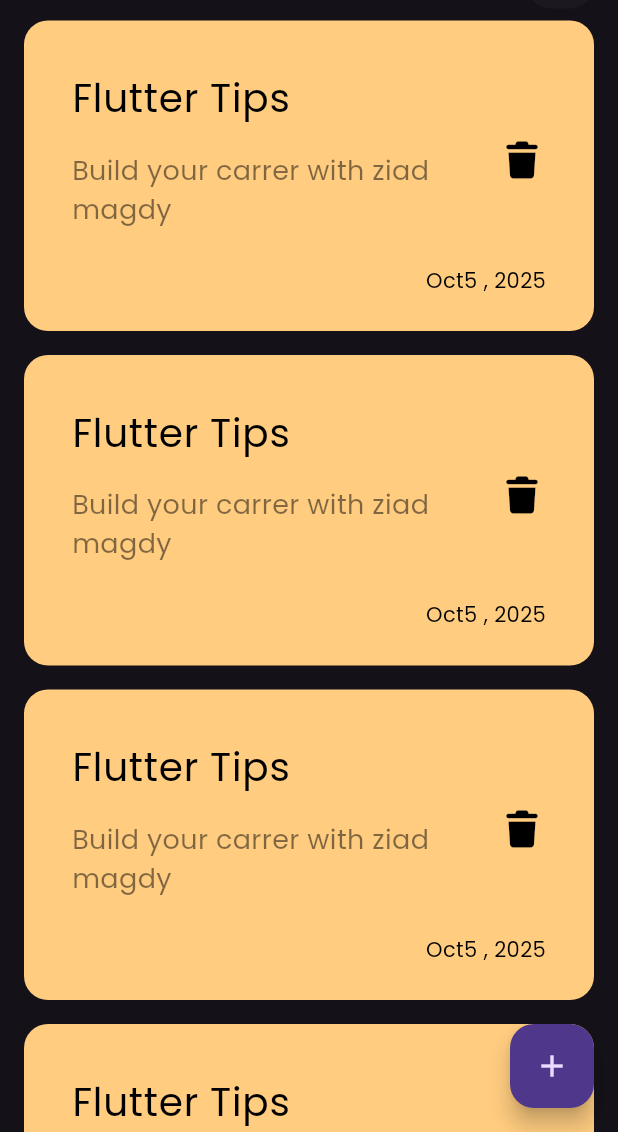
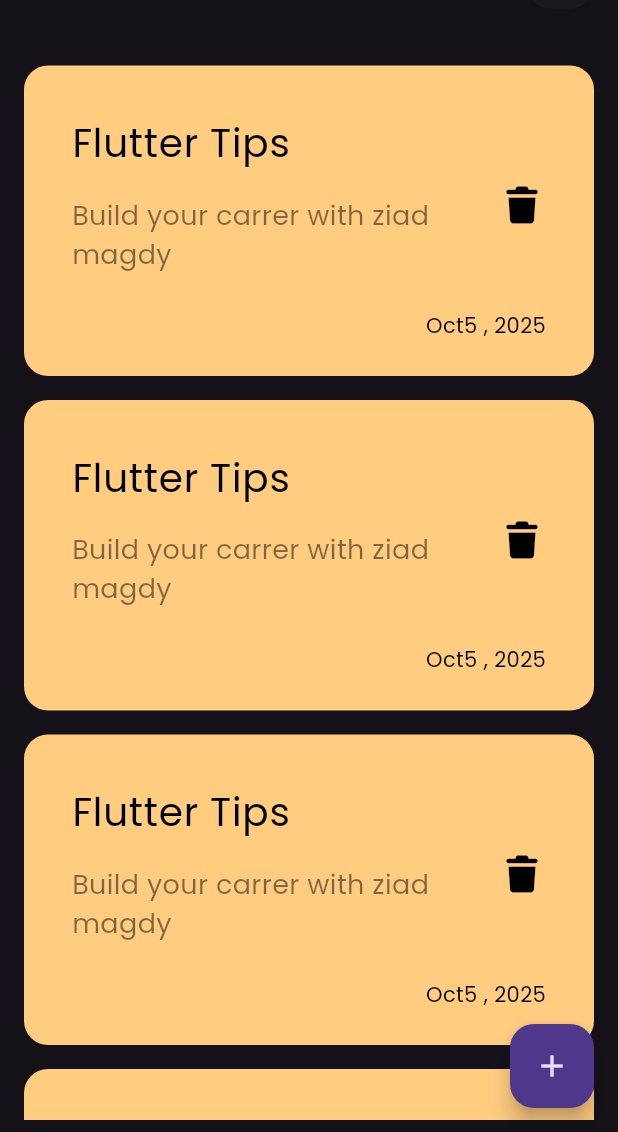
Before and after one commit to ziadmagdy109/Simple-Notes, a Flutter app: the screen it shows after launch, on a phone screen of 412 x 824 dp, the part 104-1236 px from its top. Run offline on Flutter 3.47's test engine with Material 3 defaults, Android fonts, the phone set to English and light mode, and no system bars; our stand-ins replace font_awesome_flutter.

Commit message:
finish ui

```diff
--- a/lib/my_app.dart
+++ b/lib/my_app.dart
@@ -1,5 +1,5 @@
 import 'package:flutter/material.dart';
-import 'package:notes/views/home_page.dart';
+import 'package:notes/views/notes_view.dart';
 
 class MyApp extends StatelessWidget {
   const MyApp({super.key});
@@ -9,7 +9,7 @@
     return MaterialApp(
       theme: ThemeData(brightness: Brightness.dark, fontFamily: "Poppins"),
       debugShowCheckedModeBanner: false,
-      home: HomePage(),
+      home: NotesView(),
     );
   }
 }
--- a/lib/views/home_page.dart
+++ b/lib/views/notes_view.dart
@@ -3,8 +3,8 @@
 import 'package:notes/widgets/custom_app_bar.dart';
 import 'package:notes/widgets/notes_list_view.dart';
 
-class HomePage extends StatelessWidget {
-  const HomePage({super.key});
+class NotesView extends StatelessWidget {
+  const NotesView({super.key});
 
   @override
   Widget build(BuildContext context) {
@@ -15,8 +15,13 @@
           child: Column(
             children: [
               SizedBox(height: 30),
-              customAppBar(),
-              Expanded(child: NotesListView()),
+              customAppBar(icon: Icons.search),
+              Expanded(
+                child: Padding(
+                  padding: const EdgeInsets.only(top: 30, bottom: 8),
+                  child: NotesListView(),
+                ),
+              ),
             ],
           ),
         ),
--- a/lib/widgets/add_note_bottom_sheet.dart
+++ b/lib/widgets/add_note_bottom_sheet.dart
@@ -8,14 +8,19 @@
   @override
   Widget build(BuildContext context) {
     return Container(
+      child: Padding(
+        padding: const EdgeInsets.all(16),
         child: Column(
           children: [
+            SizedBox(height: 32),
             CustomTextField(hintText: "Title"),
+            SizedBox(height: 16),
             CustomTextField(hintText: "Content", maxLines: 5),
             SizedBox(height: 70),
             CustomButom(),
           ],
         ),
+      ),
     );
   }
 }
--- a/lib/widgets/custom_app_bar.dart
+++ b/lib/widgets/custom_app_bar.dart
@@ -2,8 +2,8 @@
 import 'package:notes/widgets/custom_icon.dart';
 
 class customAppBar extends StatelessWidget {
-  const customAppBar({super.key});
-
+  const customAppBar({super.key, this.icon});
+  final IconData? icon;
   @override
   Widget build(BuildContext context) {
     return Row(
@@ -13,7 +13,7 @@
           "Notes",
           style: TextStyle(fontWeight: FontWeight.bold, fontSize: 24),
         ),
-        customIcon(),
+        customIcon(icon: icon),
       ],
     );
   }
--- a/lib/widgets/custom_butom.dart
+++ b/lib/widgets/custom_butom.dart
@@ -6,9 +6,7 @@
 
   @override
   Widget build(BuildContext context) {
-    return Padding(
-      padding: const EdgeInsets.all(16),
-      child: Container(
+    return Container(
       height: 60,
       width: MediaQuery.of(context).size.width,
       decoration: BoxDecoration(
@@ -25,7 +23,6 @@
           ),
         ),
       ),
-      ),
     );
   }
 }
--- a/lib/widgets/custom_icon.dart
+++ b/lib/widgets/custom_icon.dart
@@ -1,7 +1,8 @@
 import 'package:flutter/material.dart';
 
 class customIcon extends StatelessWidget {
-  const customIcon({super.key});
+  const customIcon({super.key, this.icon});
+  final IconData? icon;
 
   @override
   Widget build(BuildContext context) {
@@ -12,7 +13,7 @@
         color: Colors.white.withOpacity(0.03),
         borderRadius: BorderRadius.circular(16),
       ),
-      child: Center(child: Icon(Icons.search)),
+      child: Center(child: Icon(icon)),
     );
   }
 }
--- a/lib/widgets/custom_text_field.dart
+++ b/lib/widgets/custom_text_field.dart
@@ -7,9 +7,7 @@
   final int maxLines;
   @override
   Widget build(BuildContext context) {
-    return Padding(
-      padding: const EdgeInsets.all(16),
-      child: TextField(
+    return TextField(
       maxLines: maxLines,
       cursorColor: kPrimaryColor,
       decoration: InputDecoration(
@@ -17,7 +15,6 @@
         border: builderBorder(),
         enabledBorder: builderBorder(),
         focusedBorder: builderBorder(kPrimaryColor),
-        ),
       ),
     );
   }
--- a/lib/widgets/note_item.dart
+++ b/lib/widgets/note_item.dart
@@ -1,12 +1,20 @@
 import 'package:flutter/material.dart';
 import 'package:font_awesome_flutter/font_awesome_flutter.dart';
+import 'package:notes/views/edit_note_view.dart';
 
 class NoteItem extends StatelessWidget {
   const NoteItem({super.key});
 
   @override
   Widget build(BuildContext context) {
-    return Container(
+    return GestureDetector(
+      onTap: () {
+        Navigator.push(
+          context,
+          MaterialPageRoute(builder: (context) => EditNoteView()),
+        );
+      },
+      child: Container(
         padding: EdgeInsets.only(top: 24, bottom: 24, left: 16),
         decoration: BoxDecoration(
           color: Color(0xffFFCC80),
@@ -41,6 +49,7 @@
             ),
           ],
         ),
+      ),
     );
   }
 }
```
Also changed, not shown: lib/views/edit_note_view.dart (added, +11 -0 lines), lib/widgets/edit_note_view_body.dart (added, +28 -0 lines). Lines whose indentation alone changed are shown as unchanged.
